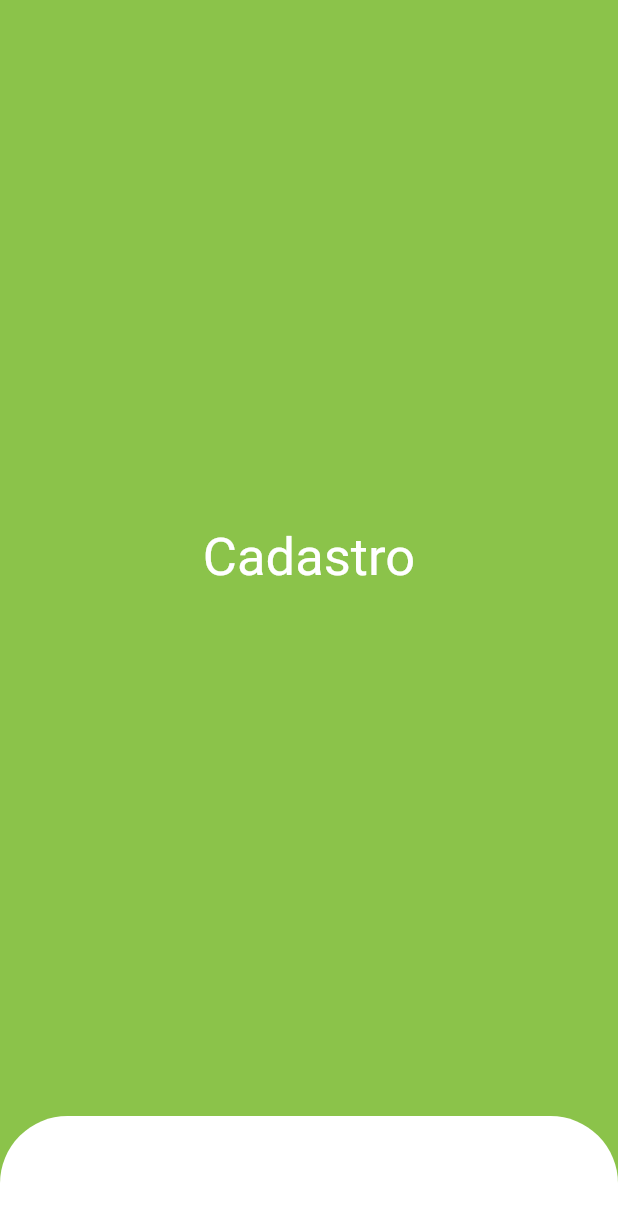
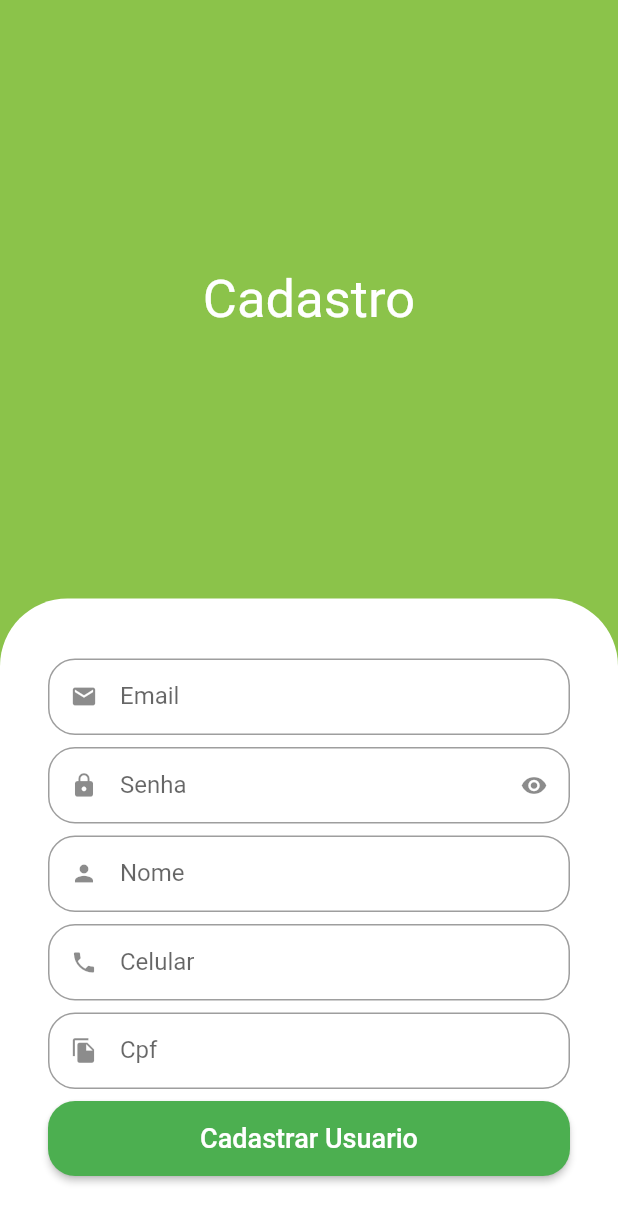
Before and after one commit to IagoAntunes/quitandavirtual, a Flutter app: the SignUpScreen screen opened directly, on a phone screen of 412 x 824 dp. Shown: the top 1223 px of the screen. Run offline on Flutter 3.47's test engine with Material 2 defaults, Android fonts, the phone set to English and light mode, and no system bars; our stand-ins replace animated_text_kit.

Commit message:
SignUp Screen

```diff
--- a/lib/src/auth/sign_up_screen.dart
+++ b/lib/src/auth/sign_up_screen.dart
@@ -1,6 +1,7 @@
 import 'package:flutter/material.dart';
 import 'package:flutter/src/widgets/container.dart';
 import 'package:flutter/src/widgets/framework.dart';
+import 'package:quitandavirtual/src/auth/components/custom_text_field.dart';
 import 'package:quitandavirtual/src/auth/config/custom_colors.dart';
 
 class SignUpScreen extends StatelessWidget {
@@ -8,9 +9,15 @@ class SignUpScreen extends StatelessWidget {
 
   @override
   Widget build(BuildContext context) {
+    final size = MediaQuery.of(context).size;
+
     return Scaffold(
       backgroundColor: CustomColors.customSwatchColor,
-      body: Column(children: [
+      body: SingleChildScrollView(
+        child: SizedBox(
+          height: size.height,
+          width: size.width,
+          child: Column(children: [
             const Expanded(
               child: Center(
                 child: Text(
@@ -25,9 +32,37 @@ class SignUpScreen extends StatelessWidget {
               padding: const EdgeInsets.symmetric(horizontal: 32, vertical: 40),
               decoration: const BoxDecoration(
                   color: Colors.white,
-              borderRadius: BorderRadius.vertical(top: Radius.circular(45))),
+                  borderRadius:
+                      BorderRadius.vertical(top: Radius.circular(45))),
+              child: Column(
+                crossAxisAlignment: CrossAxisAlignment.stretch,
+                children: [
+                  const CustomTextField(icon: Icons.email, label: 'Email'),
+                  const CustomTextField(
+                      icon: Icons.lock, label: 'Senha', isSecret: true),
+                  const CustomTextField(icon: Icons.person, label: 'Nome'),
+                  const CustomTextField(icon: Icons.phone, label: 'Celular'),
+                  const CustomTextField(icon: Icons.file_copy, label: 'Cpf'),
+
+                  //Register Button
+                  SizedBox(
+                    height: 50,
+                    child: ElevatedButton(
+                        style: ElevatedButton.styleFrom(
+                            shape: RoundedRectangleBorder(
+                                borderRadius: BorderRadius.circular(18))),
+                        onPressed: () {},
+                        child: const Text(
+                          'Cadastrar Usuario',
+                          style: TextStyle(fontSize: 18),
+                        )),
+                  )
+                ],
+              ),
             ),
           ]),
+        ),
+      ),
     );
   }
 }
```
Lines whose indentation alone changed are shown as unchanged.
